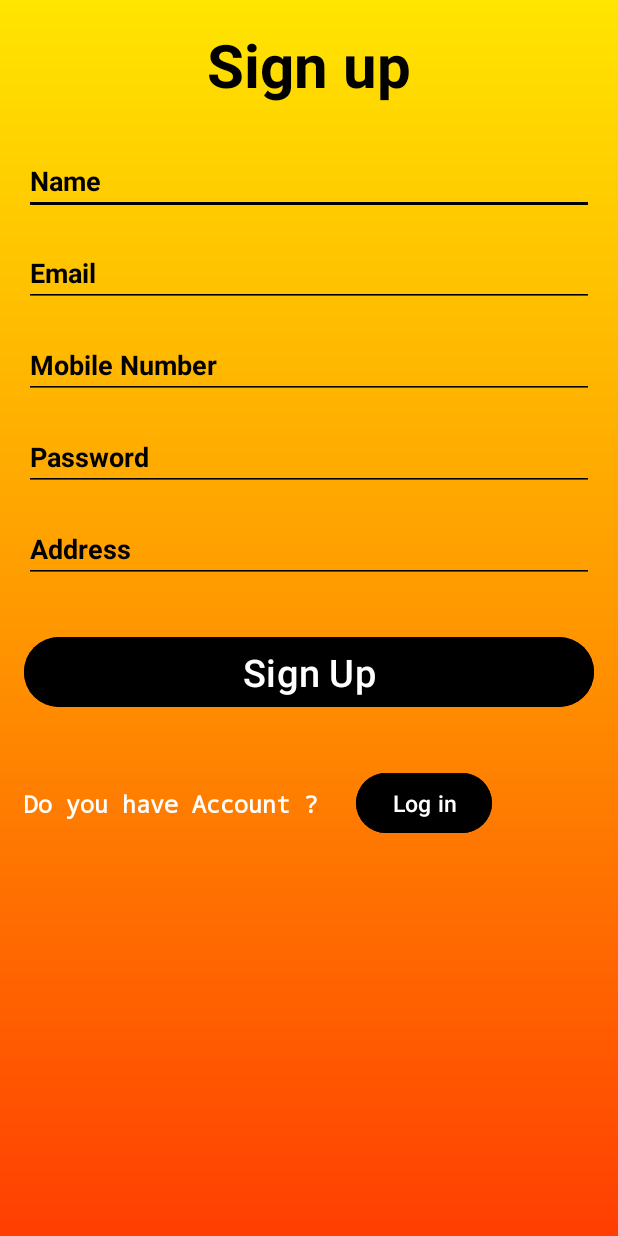
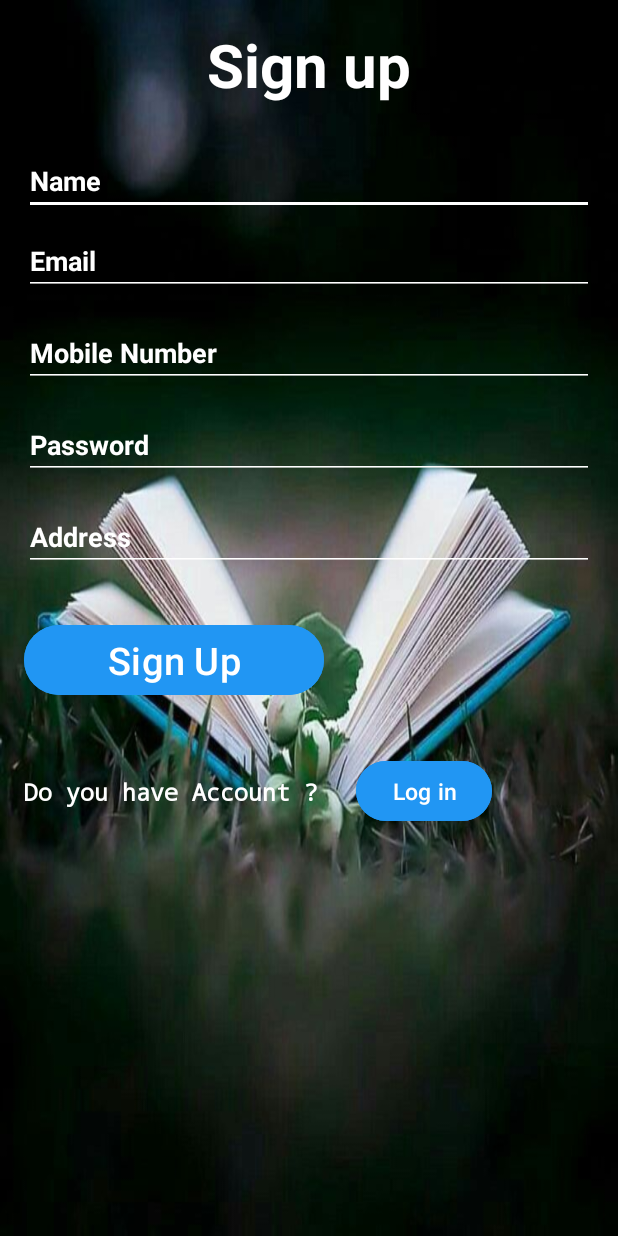
Before and after one commit to ishu6285/appa_madu, an Android app: the SignUpPage screen opened directly, with no data from a screen before it, on a phone screen of 412 x 824 dp. Run offline under Robolectric (Android 15) with nearby library versions, the phone set to English and light mode, and no system bars; our stand-ins replace Firebase (no records; nobody signed in at launch, a user with empty details on screens opened directly); Roboto replaces fonts that are not available here.

Commit message:
first edit

```diff
--- a/app/build.gradle.kts
+++ b/app/build.gradle.kts
@@ -9,7 +9,7 @@ android {
 
     defaultConfig {
         applicationId = "com.example.burgerapp"
-        minSdk = 27
+        minSdk = 26
         targetSdk = 34
         versionCode = 1
         versionName = "1.0"
--- a/app/src/main/res/layout/activity_profile.xml
+++ b/app/src/main/res/layout/activity_profile.xml
@@ -10,7 +10,7 @@
         android:layout_width="match_parent"
         android:layout_height="match_parent"
         tools:ignore="MissingConstraints"
-        android:background="@drawable/colourtemp"
+        android:background="@color/white"
         android:orientation="vertical"
         tools:layout_editor_absoluteX="0dp"
         tools:layout_editor_absoluteY="1dp">
@@ -39,7 +39,7 @@
             android:layout_alignParentStart="true"
             android:layout_alignParentTop="true"
             android:layout_alignParentEnd="true"
-            android:background="#80FF9800"
+            android:background="@color/white"
             android:gravity="center"
             android:layout_marginTop="10sp"
             android:layout_marginBottom="10dp"
@@ -222,7 +222,7 @@
             android:textSize="30dp"
             android:textColor="@color/white"
             android:id="@+id/backbtn"
-            android:backgroundTint="@color/black">
+            android:backgroundTint="#2196F3">
         </Button>
 
      <Button
--- a/app/src/main/res/layout/activity_sign_up_page.xml
+++ b/app/src/main/res/layout/activity_sign_up_page.xml
@@ -10,7 +10,7 @@
     <RelativeLayout
         android:layout_width="match_parent"
         android:layout_height="match_parent"
-        android:background="@drawable/coolor"
+        android:background="@drawable/signup"
         android:paddingLeft="16dp"
         android:paddingTop="16dp"
         android:paddingRight="16dp"
@@ -29,24 +29,22 @@
             android:textSize="40sp"
             android:gravity="center"
             android:inputType="textPersonName"
-            android:textColor="@color/black"
-            android:textColorHint="@color/black" />
-
+            android:textColor="@color/white"
+            android:textColorHint="@color/white" />
 
 
         <EditText
             android:id="@+id/editTextName"
             android:layout_width="match_parent"
             android:layout_height="wrap_content"
-            android:layout_marginBottom="8dp"
+            android:layout_below="@+id/txt1"
             android:layout_marginTop="20sp"
-            android:layout_below="@+id/txt1"
+            android:backgroundTint="@color/white"
             android:hint="Name"
-            android:textStyle="bold"
-            android:backgroundTint="@color/black"
             android:inputType="textPersonName"
-            android:textColor="@color/black"
-            android:textColorHint="@color/black" />
+            android:textColor="@color/white"
+            android:textColorHint="@color/white"
+            android:textStyle="bold" />
 
         <EditText
             android:id="@+id/editTextEmail"
@@ -58,9 +56,9 @@
             android:textStyle="bold"
             android:hint="Email"
             android:inputType="textEmailAddress"
-            android:backgroundTint="@color/black"
-            android:textColor="@color/black"
-            android:textColorHint="@color/black"/>
+            android:backgroundTint="@color/white"
+            android:textColor="@color/white"
+            android:textColorHint="@color/white"/>
 
         <EditText
             android:id="@+id/editTextMobile"
@@ -71,10 +69,10 @@
             android:layout_marginBottom="8dp"
             android:textStyle="bold"
             android:hint="Mobile Number"
-            android:backgroundTint="@color/black"
+            android:backgroundTint="@color/white"
             android:inputType="phone"
-            android:textColor="@color/black"
-            android:textColorHint="@color/black" />
+            android:textColor="@color/white"
+            android:textColorHint="@color/white" />
 
         <EditText
             android:id="@+id/editTextPassword"
@@ -86,9 +84,9 @@
             android:textStyle="bold"
             android:hint="Password"
             android:inputType="textPassword"
-            android:backgroundTint="@color/black"
-            android:textColor="@color/black"
-            android:textColorHint="@color/black" />
+            android:backgroundTint="@color/white"
+            android:textColor="@color/white"
+            android:textColorHint="@color/white" />
 
         <EditText
             android:id="@+id/editTextAddress"
@@ -99,19 +97,20 @@
             android:layout_marginBottom="16dp"
             android:hint="Address"
             android:inputType="textMultiLine"
-            android:backgroundTint="@color/black"
+            android:backgroundTint="@color/white"
             android:textStyle="bold"
-            android:textColor="@color/black"
-            android:textColorHint="@color/black" />
+            android:textColor="@color/white"
+            android:textColorHint="@color/white" />
 
         <Button
             android:id="@+id/btnSignUp"
-            android:layout_width="match_parent"
+            android:layout_width="200dp"
+            android:gravity="center"
             android:layout_height="wrap_content"
             android:layout_below="@+id/editTextAddress"
             android:layout_marginTop="16dp"
             android:layout_marginBottom="16dp"
-            android:backgroundTint="@color/black"
+            android:backgroundTint="#2196F3"
             android:text="Sign Up"
             android:textColor="#FFFFFF"
             android:textSize="25sp" />
@@ -141,7 +140,7 @@
                 android:layout_width="wrap_content"
                 android:layout_height="wrap_content"
                 android:layout_below="@id/haveAccount"
-                android:backgroundTint="@color/black"
+                android:backgroundTint="#2196F3"
                 android:layout_marginLeft="25sp"
                 android:text="Log in"
                 android:textColor="@color/white"
```
Also changed, not shown: app/src/main/res/layout/activity_getstarted.xml (+14 -45 lines), app/src/main/res/layout/activity_main.xml (+7 -27 lines), app/src/main/res/layout/activity_menu.xml (+28 -26 lines), app/src/main/res/drawable/adv.jpg (added), app/src/main/res/drawable/background.jpg (deleted), app/src/main/res/drawable/backimg.jpg (added), app/src/main/res/drawable/horrrrrrr.jpg (added), app/src/main/res/drawable/iconth.png (added), app/src/main/res/drawable/image.png (added), app/src/main/res/drawable/love.png (added), app/src/main/res/drawable/rrrrrrrr.jpg (added), app/src/main/res/drawable/signup.jpg (added), 1 other file.
